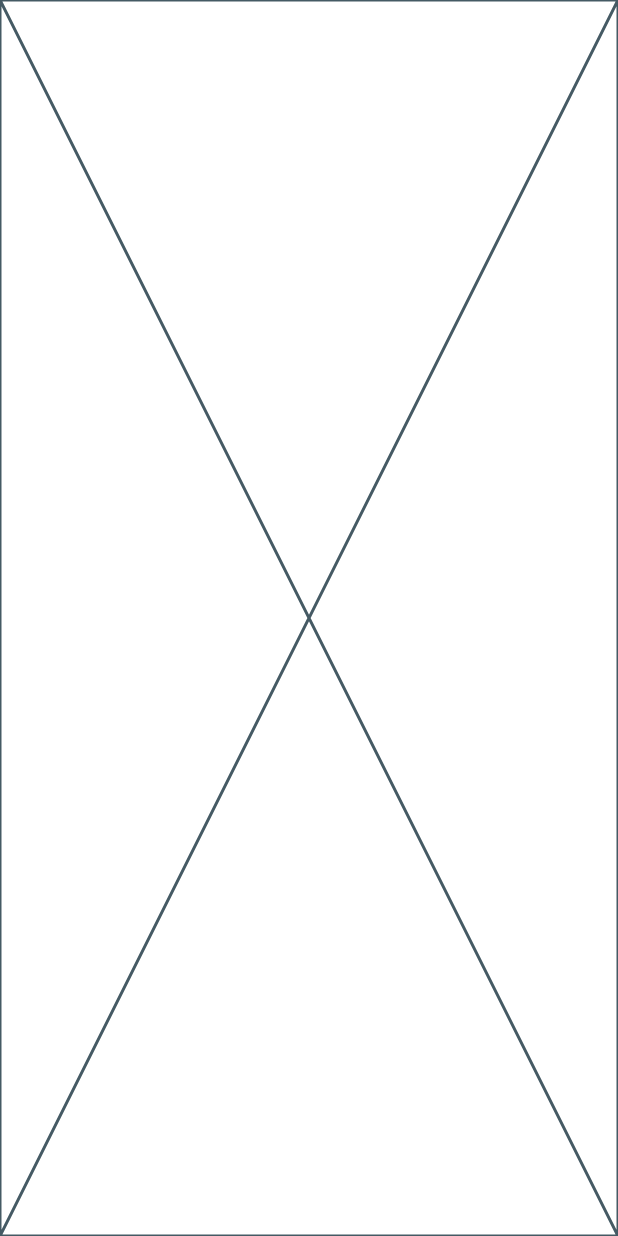
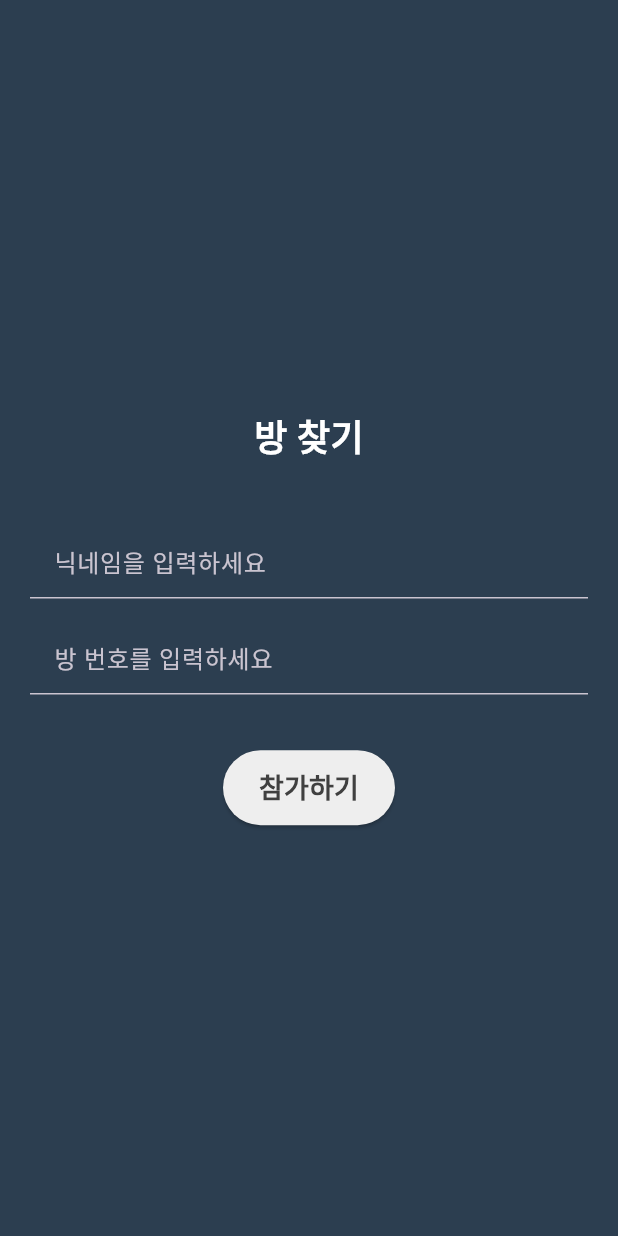
Before and after one commit to Jinyshin/madcamp_week2, a Flutter app: the screen it shows after launch, after a tap on "방 찾기", on a phone screen of 412 x 824 dp. Run offline on Flutter 3.47's test engine with Material 3 defaults, Android fonts, the phone set to English and light mode, and no system bars; our stand-ins replace flutter_secure_storage.

Commit message:
design: room screen

```diff
--- a/client/lib/ui/view/create_room_screen.dart
+++ b/client/lib/ui/view/create_room_screen.dart
@@ -50,10 +50,10 @@ class _CreateRoomScreenState extends State<CreateRoomScreen> {
             SizedBox(height: size.height * 0.05),
             CustomTextField(
               controller: _nameController,
-              hintText: 'Enter your nickname',
+              hintText: '닉네임을 입력하세요',
             ),
             SizedBox(height: size.height * 0.045),
-            CustomButton(onTap: () {}, text: 'Create'),
+            CustomButton(onTap: () {}, text: '시작'),
           ],
         ),
       ),
--- a/client/lib/ui/view/join_room_screen.dart
+++ b/client/lib/ui/view/join_room_screen.dart
@@ -1,3 +1,5 @@
+import 'package:client/common/widgets/custom_auth_button.dart';
+import 'package:client/common/widgets/custom_textfield.dart';
 import 'package:flutter/material.dart';
 
 class JoinRoomScreen extends StatefulWidget {
@@ -9,8 +11,57 @@ class JoinRoomScreen extends StatefulWidget {
 }
 
 class _JoinRoomScreenState extends State<JoinRoomScreen> {
+  final TextEditingController _nicknameController = TextEditingController();
+  final TextEditingController _gameIdController = TextEditingController();
+
+  @override
+  void initState() {
+    super.initState();
+  }
+
+  @override
+  void dispose() {
+    super.dispose();
+    _nicknameController.dispose();
+    _gameIdController.dispose();
+  }
+
   @override
   Widget build(BuildContext context) {
-    return const Placeholder();
+    final size = MediaQuery.of(context).size;
+
+    return Scaffold(
+      body: Container(
+        margin: const EdgeInsets.symmetric(
+          horizontal: 20,
+        ),
+        child: Column(
+          mainAxisAlignment: MainAxisAlignment.center,
+          crossAxisAlignment: CrossAxisAlignment.center,
+          children: [
+            const Text(
+              "방 찾기",
+              style: TextStyle(
+                color: Colors.white,
+                fontWeight: FontWeight.bold,
+                fontSize: 24,
+              ),
+            ),
+            SizedBox(height: size.height * 0.05),
+            CustomTextField(
+              controller: _nicknameController,
+              hintText: '닉네임을 입력하세요',
+            ),
+            const SizedBox(height: 16),
+            CustomTextField(
+              controller: _gameIdController,
+              hintText: '방 번호를 입력하세요',
+            ),
+            SizedBox(height: size.height * 0.045),
+            CustomButton(onTap: () {}, text: '참가하기'),
+          ],
+        ),
+      ),
+    );
   }
 }
```
